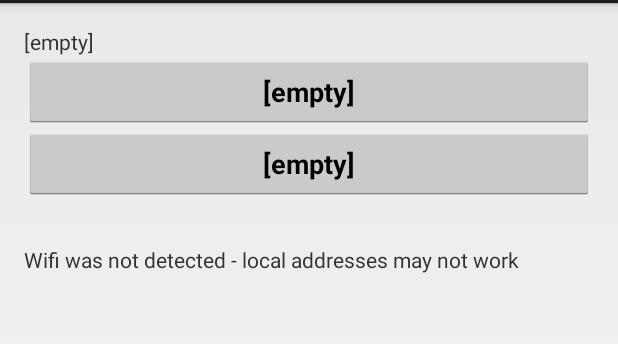
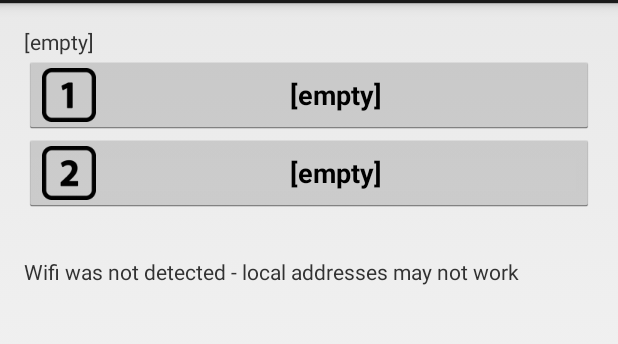
Before and after one commit to jewkesy/GefenRecall, an Android app: the screen it shows after launch (MyActivity), on a phone screen of 412 x 824 dp, the part 69-413 px from its top. Run offline under Robolectric (Android 15) with nearby library versions, the phone set to English and light mode, and no system bars.

Commit message:
tweak to button layout

```diff
--- a/app/src/main/res/layout/activity_my.xml
+++ b/app/src/main/res/layout/activity_my.xml
@@ -18,12 +18,14 @@
         android:layout_height="wrap_content"
         android:id="@+id/btnRecall1"
         android:textStyle="bold"
+        android:drawableLeft="@drawable/ic_number_1"
         android:text="@string/holding_text"/>
     <Button
         android:layout_width="match_parent"
         android:layout_height="wrap_content"
         android:id="@+id/btnRecall2"
         android:textStyle="bold"
+        android:drawableLeft="@drawable/ic_number_2"
         android:text="@string/holding_text"/>
 
     <TextView
@@ -33,5 +35,4 @@
         android:layout_width="match_parent"
         android:layout_height="wrap_content"
         android:layout_gravity="bottom"/>
-
 </LinearLayout>
```
Also changed, not shown: app/src/main/res/drawable-xhdpi/ic_number_1.png (added), app/src/main/res/drawable-xhdpi/ic_number_2.png (added).
